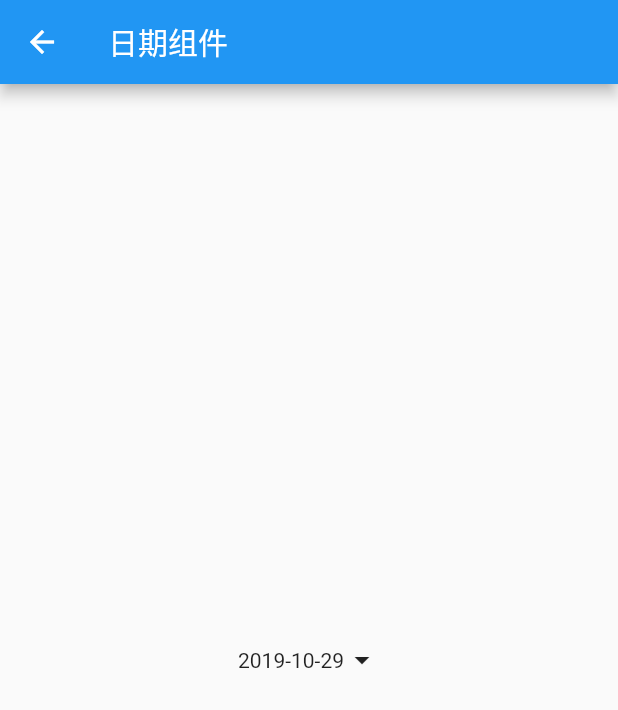
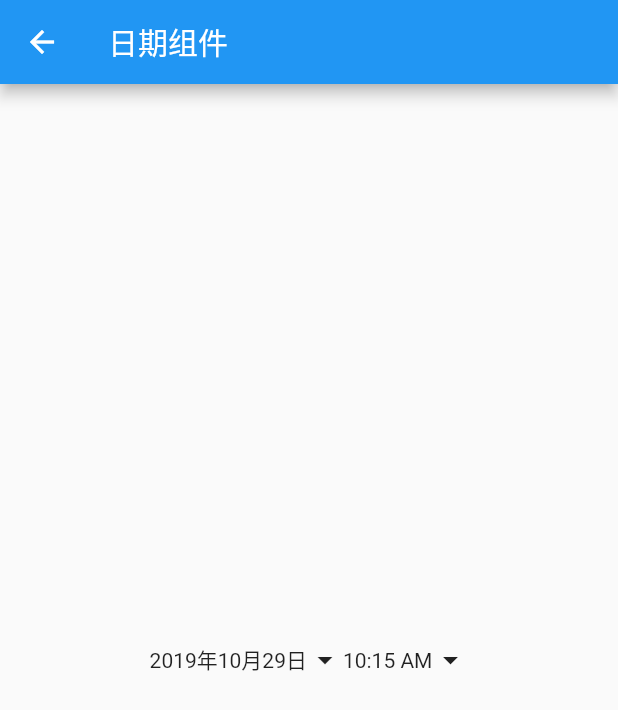
Before and after one commit to Andyyjg/flutterDemo, a Flutter app: the screen it shows after launch, on a phone screen of 412 x 824 dp. Shown: the top 710 px of the screen. Run offline on Flutter 3.47's test engine with Material 2 defaults, Android fonts, the phone set to English and light mode, and no system bars; our stand-ins replace date_format.

Commit message:
表单元素组件

```diff
--- a/lib/main.dart
+++ b/lib/main.dart
@@ -1,6 +1,7 @@
 //引入基本库
 import 'dart:ui' as prefix0;
 
+import 'package:flutter_localizations/flutter_localizations.dart';
 import 'package:flutter/material.dart';
 import 'route/routes.dart';
 import './pages/tabs.dart';
@@ -14,6 +15,14 @@ class MyApp extends StatelessWidget {
   Widget build(BuildContext context) {
     // TODO: implement build  MaterialApp是根组建
     return MaterialApp(
+      localizationsDelegates: [
+        GlobalMaterialLocalizations.delegate,
+        GlobalWidgetsLocalizations.delegate
+      ],
+      supportedLocales: [
+        const Locale('zh','CH'),
+        const Locale('en','US'),
+      ],
       debugShowCheckedModeBanner: false,
       home: Tabs(),
       initialRoute: '/date',
--- a/lib/pages/dateDemo.dart
+++ b/lib/pages/dateDemo.dart
@@ -1,6 +1,6 @@
 import 'package:flutter/material.dart';
 import 'package:date_format/date_format.dart';
-
+import 'package:flutter_localizations/flutter_localizations.dart';
 class DateDemoPage extends StatefulWidget {
   DateDemoPage({Key key}) : super(key: key);
 
@@ -11,13 +11,35 @@ class DateDemoPage extends StatefulWidget {
 }
 
 class _DateDemoPageState extends State<DateDemoPage> {
-  var now=DateTime.now();
+  var now = DateTime.now();
+  var _nowTime = TimeOfDay(hour: 10, minute: 15);
+
   //打开datePicker
-  _showDatePicker(){
-    showDatePicker(context: context,
+  _showDatePicker() async {
+//    showDatePicker(//此方法返回类型是future 异步  类似于promise
+//        context: context,
+//        initialDate: now,
+//        firstDate: DateTime(1980),
+//        lastDate: DateTime(2100)).then((result){
+//          print(result);
+//    });
+    var result = await showDatePicker(
+        //此方法返回类型是future 异步  类似于promise
+        context: context,
         initialDate: now,
-        firstDate:DateTime(1980),
+        firstDate: DateTime(1980),
         lastDate: DateTime(2100));
+    setState(() {
+      this.now = result;
+    });
+  }
+
+  _showTimePicker() async {
+    var res = await showTimePicker(
+        context: context, initialTime: TimeOfDay(hour: 10, minute: 15));
+    setState(() {
+      _nowTime = res;
+    });
   }
 
   @override
@@ -39,22 +61,41 @@ class _DateDemoPageState extends State<DateDemoPage> {
     // TODO: implement build
     return Scaffold(
       appBar: AppBar(
-        title:Text('日期组件'),
+        title: Text('日期组件'),
       ),
       body: Column(
         mainAxisAlignment: MainAxisAlignment.center,
         children: <Widget>[
-          InkWell(//类似与button 水波纹
+          Row(
+            mainAxisAlignment: MainAxisAlignment.center,
+            children: <Widget>[
+              InkWell(
+                //类似与button 水波纹
                 child: Row(
                   mainAxisAlignment: MainAxisAlignment.center,
                   children: <Widget>[
-                Text('2019-10-29'),
+                    Text('${formatDate(now, [yyyy, '年', mm, '月', dd, '日'])}'),
                     Icon(Icons.arrow_drop_down)
                   ],
                 ),
-            onTap: (){
+                onTap: () {
                   this._showDatePicker();
                 },
+              ),
+              InkWell(
+                //类似与button 水波纹
+                child: Row(
+                  mainAxisAlignment: MainAxisAlignment.center,
+                  children: <Widget>[
+                    Text('${_nowTime.format(context)}'),
+                    Icon(Icons.arrow_drop_down)
+                  ],
+                ),
+                onTap: () {
+                  this._showTimePicker();
+                },
+              ),
+            ],
           )
         ],
       ),
--- a/pubspec.yaml
+++ b/pubspec.yaml
@@ -20,10 +20,15 @@ dependencies:
   flutter:
     sdk: flutter
 
+
   # The following adds the Cupertino Icons font to your application.
   # Use with the CupertinoIcons class for iOS style icons.
   cupertino_icons: ^0.1.2
   date_format: ^1.0.8
+  flutter_localizations:
+    sdk: flutter
+
+
 dev_dependencies:
   flutter_test:
     sdk: flutter
```
Also changed, not shown: pubspec.lock. Lines whose indentation alone changed are shown as unchanged.
